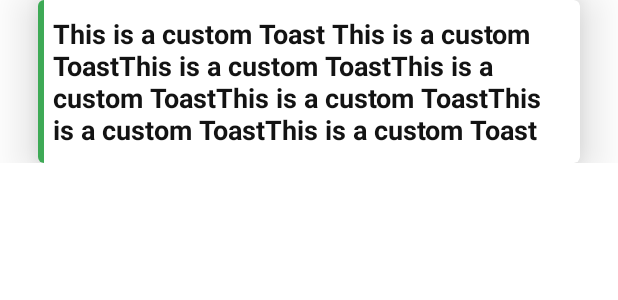
After one commit to Matheus-MNS/android-teste-lojong, an Android app: the layout customer_toast.xml on its own in the app's theme, with its tools: preview values and no code run, on a phone screen of 412 x 824 dp. The commit adds this screen. Shown: the top 300 px of the screen. Run offline under Robolectric (Android 15) with nearby library versions, the phone set to English and light mode, and no system bars.

Commit message:
Meditation board integrated and layout ajusted

```diff
--- a/app/src/main/java/com/matheus/testelojong/base_app/extensions/ActivityExtensions.kt
+++ b/app/src/main/java/com/matheus/testelojong/base_app/extensions/ActivityExtensions.kt
@@ -1,8 +1,12 @@
 package com.matheus.testelojong.base_app.extensions
 
 import android.app.Activity
+import android.view.Gravity
 import android.view.WindowManager
+import android.widget.TextView
+import android.widget.Toast
 import androidx.core.content.ContextCompat
+import com.matheus.testelojong.R
 
 fun Activity.changeStatusBarColor(color: Int) {
     window.apply {
--- a/app/src/main/java/com/matheus/testelojong/feature/home/domain/model/FactsModel.kt
+++ b/app/src/main/java/com/matheus/testelojong/feature/home/domain/model/FactsModel.kt
@@ -1,5 +1,9 @@
 package com.matheus.testelojong.feature.home.domain.model
 
+import android.os.Parcelable
+import kotlinx.parcelize.Parcelize
+
+@Parcelize
 data class FactsModel(
     var status: StatusModel,
     var type: String,
@@ -12,4 +16,4 @@ data class FactsModel(
     var updatedAt: String,
     var createdAt: String,
     var used: Boolean
-)
+):Parcelable
--- a/app/src/main/java/com/matheus/testelojong/feature/home/domain/model/StatusModel.kt
+++ b/app/src/main/java/com/matheus/testelojong/feature/home/domain/model/StatusModel.kt
@@ -1,6 +1,10 @@
 package com.matheus.testelojong.feature.home.domain.model
 
+import android.os.Parcelable
+import kotlinx.parcelize.Parcelize
+
+@Parcelize
 data class StatusModel(
     var verified: Boolean,
     var sentCount: Int
-)
+):Parcelable
--- /dev/null
+++ b/app/src/main/java/com/matheus/testelojong/feature/meditation_board/presetantion/MeditationBoardViewModel.kt
@@ -0,0 +1,6 @@
+package com.matheus.testelojong.feature.meditation_board.presetantion
+
+import androidx.lifecycle.ViewModel
+
+class MeditationBoardViewModel : ViewModel() {
+}
--- /dev/null
+++ b/app/src/main/res/layout/customer_toast.xml
@@ -0,0 +1,57 @@
+<androidx.constraintlayout.widget.ConstraintLayout xmlns:android="http://schemas.android.com/apk/res/android"
+    xmlns:app="http://schemas.android.com/apk/res-auto"
+    xmlns:tools="http://schemas.android.com/tools"
+    android:id="@+id/toastContainer"
+    android:layout_width="match_parent"
+    android:layout_height="wrap_content">
+
+    <androidx.cardview.widget.CardView
+        android:id="@+id/button_card_parent"
+        android:layout_width="match_parent"
+        android:layout_height="wrap_content"
+        android:layout_centerHorizontal="true"
+        android:layout_centerVertical="true"
+        android:layout_marginLeft="25dp"
+        android:layout_marginRight="25dp"
+        app:cardCornerRadius="4dp"
+        app:cardElevation="20dp"
+        app:layout_constraintEnd_toEndOf="parent"
+        app:layout_constraintStart_toStartOf="parent"
+        app:layout_constraintTop_toTopOf="parent">
+
+
+        <androidx.constraintlayout.widget.ConstraintLayout
+            android:id="@+id/buttonClickParent"
+            android:layout_width="match_parent"
+            android:layout_height="wrap_content">
+
+            <View
+                android:id="@+id/buttonAccentBorder"
+                android:layout_width="4dp"
+                android:layout_height="0dp"
+                android:background="#3EAA56"
+                app:layout_constraintBottom_toBottomOf="@id/toastText"
+                app:layout_constraintStart_toStartOf="parent"
+                app:layout_constraintTop_toTopOf="@id/toastText" />
+
+            <TextView
+                android:id="@+id/toastText"
+                android:layout_width="wrap_content"
+                android:layout_height="wrap_content"
+                android:layout_centerVertical="true"
+                android:textAlignment="textStart"
+                android:padding="10dp"
+                android:ellipsize="end"
+                android:textColor="#131313"
+                android:textSize="18sp"
+                android:textStyle="bold"
+                app:layout_constraintBottom_toBottomOf="parent"
+                app:layout_constraintEnd_toEndOf="parent"
+                app:layout_constraintHorizontal_bias="0"
+                app:layout_constraintStart_toStartOf="parent"
+                app:layout_constraintTop_toTopOf="parent"
+                tools:text="This is a custom Toast This is a custom ToastThis is a custom ToastThis is a custom ToastThis is a custom ToastThis is a custom ToastThis is a custom Toast" />
+
+        </androidx.constraintlayout.widget.ConstraintLayout>
+    </androidx.cardview.widget.CardView>
+</androidx.constraintlayout.widget.ConstraintLayout>
--- a/app/src/main/res/navigation/main_nav_graph.xml
+++ b/app/src/main/res/navigation/main_nav_graph.xml
@@ -29,5 +29,9 @@
         android:id="@+id/meditationBoardFragment"
         android:name="com.matheus.testelojong.feature.meditation_board.presetantion.MeditationBoardFragment"
         android:label="fragment_meditation_board"
-        tools:layout="@layout/fragment_meditation_board" />
+        tools:layout="@layout/fragment_meditation_board" >
+        <argument
+            android:name="factsList"
+            app:argType="com.matheus.testelojong.feature.home.domain.model.FactsModel[]" />
+    </fragment>
 </navigation>
```
Also changed, not shown: app/src/main/java/com/matheus/testelojong/base_app/common/ActionLiveData.kt (added, +26 -0 lines), app/src/main/java/com/matheus/testelojong/base_app/common/domain/model/FactsListModel.kt (added, +8 -0 lines), app/src/main/java/com/matheus/testelojong/base_app/extensions/FragmentExtensions.kt (+22 -0 lines), app/src/main/java/com/matheus/testelojong/feature/home/presetantion/HomeFragment.kt (+7 -2 lines), app/src/main/java/com/matheus/testelojong/feature/home/presetantion/HomeViewModel.kt (+4 -4 lines), app/src/main/java/com/matheus/testelojong/feature/meditation_board/presetantion/MeditationBoardFragment.kt (+35 -1 lines), app/src/main/res/layout/fragment_meditation_board.xml (+7 -7 lines).
